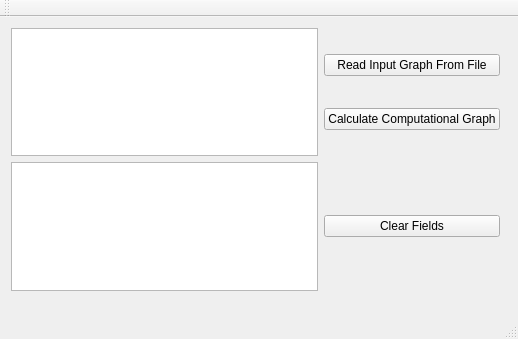
This is Parallel_job_scheduling/Parallel_job_scheduling.ui in franzstadt/parallel_job_scheduling as Qt 5 draws it before an edit. The edited form follows.
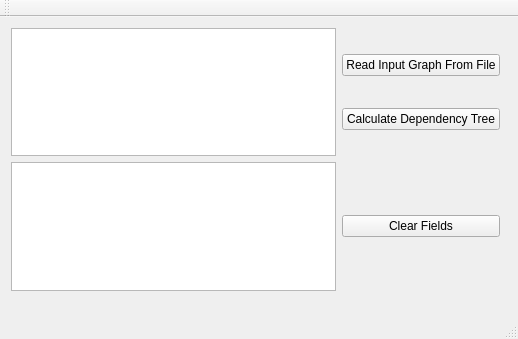
This is the edited form.

```diff
--- a/Parallel_job_scheduling/Parallel_job_scheduling.ui
+++ b/Parallel_job_scheduling/Parallel_job_scheduling.ui
@@ -46,7 +46,7 @@
        <item>
         <widget class="QPushButton" name="pushButton">
          <property name="text">
-          <string>Calculate Computational Graph</string>
+          <string>Calculate Dependency Tree</string>
          </property>
         </widget>
        </item>
```
